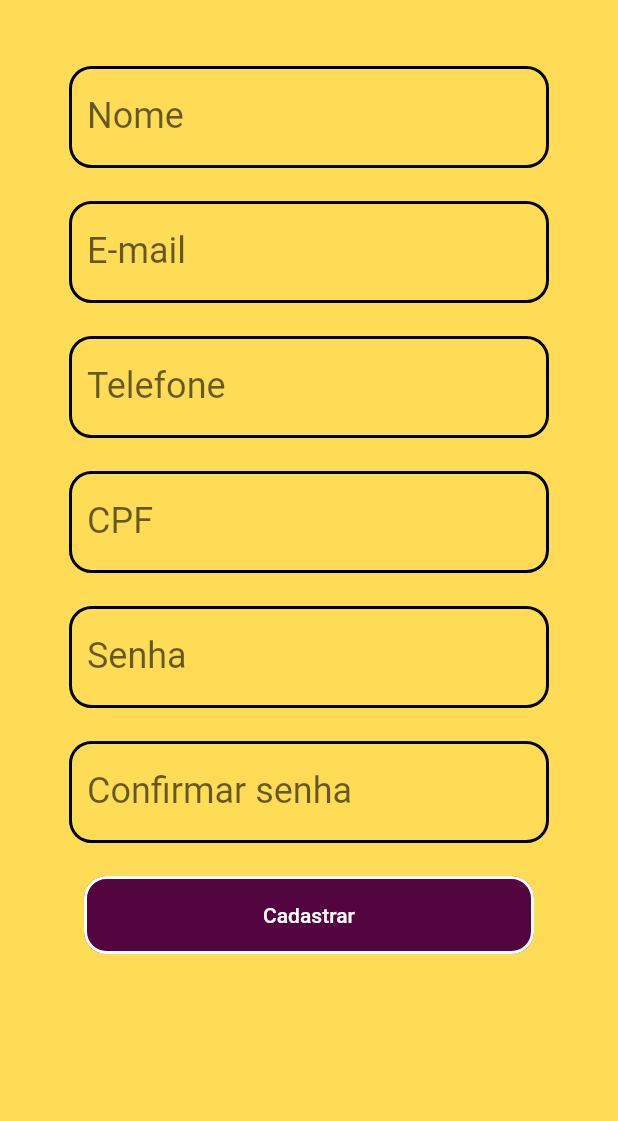
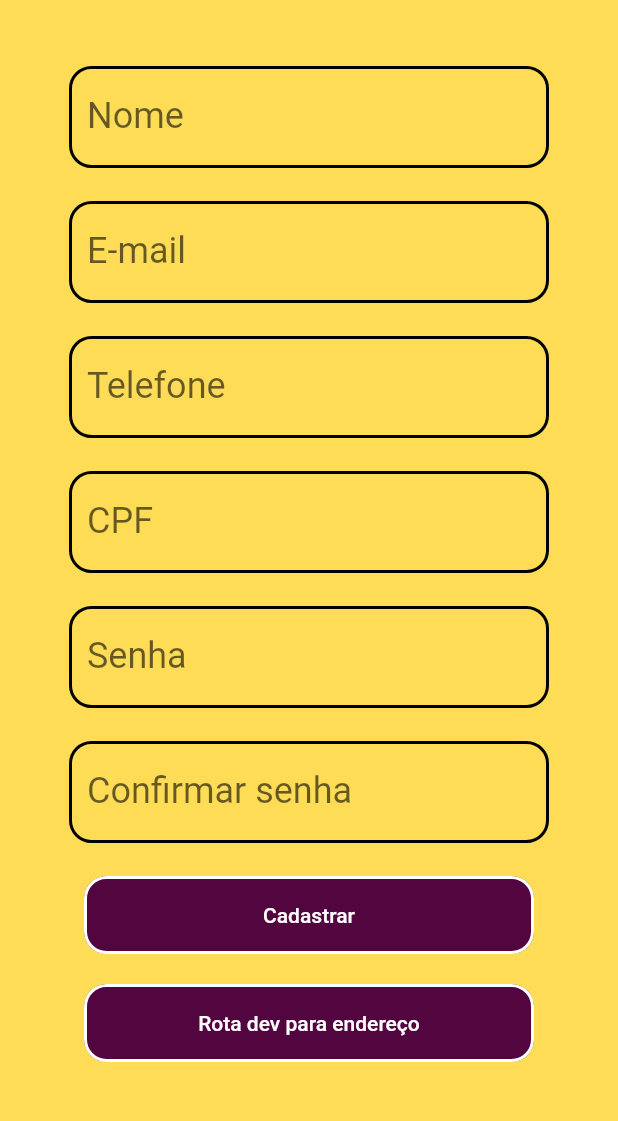
Before and after one commit to GuiPiovezan/aplicativo-point-summer-foods, a Flutter app: the CustomerRegistration screen opened directly, on a phone screen of 412 x 824 dp, the part 84-1205 px from its top. Run offline on Flutter 3.47's test engine with Material 2 defaults, Android fonts, the phone set to English and light mode, and no system bars; our stand-ins replace brasil_fields, cloud_firestore, firebase_auth, firebase_core; accounts and stored records are empty.

Commit message:
Adicionando teclado numerico onde necessario e rota para tela de endereço

```diff
--- a/lib/View/CustomerRegistration/customer-registration.dart
+++ b/lib/View/CustomerRegistration/customer-registration.dart
@@ -4,6 +4,7 @@ import 'package:firebase_auth/firebase_auth.dart';
 import 'package:flutter/material.dart';
 import 'package:flutter/services.dart';
 import 'package:pointsf/Services/Validators/user_validator.dart';
+import 'package:pointsf/View/export-all-view.dart';
 import 'package:pointsf/widgets/export-widgets.dart';
 
 class CustomerRegistration extends StatelessWidget {
@@ -61,6 +62,7 @@ class CustomerRegistration extends StatelessWidget {
             CustomTextField(
               onSaved: (value) => telefone = value!,
               descricaoCampo: 'Telefone',
+              inputType: TextInputType.number,
               validator: (value) => UserValidator.validarTelefone(value!),
               inputFormatters: [
                 FilteringTextInputFormatter.digitsOnly,
@@ -70,6 +72,7 @@ class CustomerRegistration extends StatelessWidget {
             CustomTextField(
               onSaved: (value) => cpf = value!,
               descricaoCampo: 'CPF',
+              inputType: TextInputType.number,
               validator: (value) => UserValidator.validarCPF(value!),
               inputFormatters: [
                 FilteringTextInputFormatter.digitsOnly,
@@ -94,6 +97,16 @@ class CustomerRegistration extends StatelessWidget {
                 save(context);
               },
             ),
+            CustomTextButton(
+              textoBotao: 'Rota dev para endereço',
+              onPressed: () {
+                Navigator.of(context).push(
+                  MaterialPageRoute(
+                    builder: (context) => AddressRegistration(),
+                  ),
+                );
+              },
+            ),
           ],
         ),
       ),
```
